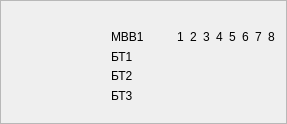
The window that kp_nix/framemvv.ui (eugene-pa/armdncqt) describes before a commit, drawn with Qt 5.
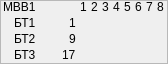
The same window after the commit. Icons and pictures are not drawn. Custom widgets are drawn as their Qt base class.

The edit to the form file:
```diff
--- a/kp_nix/framemvv.ui
+++ b/kp_nix/framemvv.ui
@@ -6,10 +6,22 @@
    <rect>
     <x>0</x>
     <y>0</y>
-    <width>287</width>
-    <height>124</height>
+    <width>168</width>
+    <height>64</height>
    </rect>
   </property>
+  <property name="sizePolicy">
+   <sizepolicy hsizetype="Fixed" vsizetype="Fixed">
+    <horstretch>0</horstretch>
+    <verstretch>0</verstretch>
+   </sizepolicy>
+  </property>
+  <property name="minimumSize">
+   <size>
+    <width>168</width>
+    <height>64</height>
+   </size>
+  </property>
   <property name="windowTitle">
    <string>Frame</string>
   </property>
@@ -19,176 +31,52 @@
   <property name="frameShadow">
    <enum>QFrame::Raised</enum>
   </property>
-  <widget class="QWidget" name="">
+  <widget class="QWidget" name="layoutWidget">
    <property name="geometry">
     <rect>
-     <x>111</x>
-     <y>30</y>
+     <x>0</x>
+     <y>0</y>
      <width>164</width>
-     <height>72</height>
+     <height>61</height>
     </rect>
    </property>
    <layout class="QGridLayout" name="gridLayout">
-    <item row="0" column="0">
-     <widget class="QLabel" name="label_9">
+    <property name="horizontalSpacing">
+     <number>4</number>
+    </property>
+    <property name="verticalSpacing">
+     <number>2</number>
+    </property>
+    <item row="0" column="0" alignment="Qt::AlignRight">
+     <widget class="QLabel" name="label_MVV">
       <property name="text">
        <string>МВВ1</string>
       </property>
      </widget>
     </item>
-    <item row="0" column="1">
-     <widget class="QLabel" name="label">
-      <property name="text">
-       <string>1</string>
-      </property>
-     </widget>
-    </item>
-    <item row="0" column="2">
-     <widget class="QLabel" name="label_2">
-      <property name="text">
-       <string>2</string>
-      </property>
-     </widget>
-    </item>
-    <item row="0" column="3">
-     <widget class="QLabel" name="label_3">
-      <property name="text">
-       <string>3</string>
-      </property>
-     </widget>
-    </item>
-    <item row="0" column="4">
-     <widget class="QLabel" name="label_4">
-      <property name="text">
-       <string>4</string>
-      </property>
-     </widget>
-    </item>
-    <item row="0" column="5">
-     <widget class="QLabel" name="label_5">
-      <property name="text">
-       <string>5</string>
-      </property>
-     </widget>
-    </item>
-    <item row="0" column="6">
-     <widget class="QLabel" name="label_6">
-      <property name="text">
-       <string>6</string>
-      </property>
-     </widget>
-    </item>
-    <item row="0" column="7">
+    <item row="0" column="8">
      <widget class="QLabel" name="label_7">
       <property name="text">
        <string>7</string>
       </property>
      </widget>
     </item>
-    <item row="0" column="8">
-     <widget class="QLabel" name="label_8">
-      <property name="text">
-       <string>8</string>
-      </property>
-     </widget>
-    </item>
-    <item row="1" column="0">
-     <widget class="QLabel" name="label_10">
+    <item row="1" column="0" alignment="Qt::AlignRight">
+     <widget class="QLabel" name="label_BT1">
       <property name="text">
        <string>БТ1</string>
       </property>
      </widget>
     </item>
-    <item row="1" column="1">
-     <widget class="QLabel" name="labe_M1">
-      <property name="sizePolicy">
-       <sizepolicy hsizetype="Fixed" vsizetype="Fixed">
-        <horstretch>0</horstretch>
-        <verstretch>0</verstretch>
-       </sizepolicy>
-      </property>
-      <property name="baseSize">
-       <size>
-        <width>11</width>
-        <height>11</height>
-       </size>
-      </property>
+    <item row="0" column="7">
+     <widget class="QLabel" name="label_6">
       <property name="text">
-       <string/>
-      </property>
-      <property name="pixmap">
-       <pixmap resource="images.qrc">:/images/images/box_grn.png</pixmap>
-      </property>
-     </widget>
-    </item>
-    <item row="1" column="2">
-     <widget class="QLabel" name="label_M2">
-      <property name="sizePolicy">
-       <sizepolicy hsizetype="Fixed" vsizetype="Fixed">
-        <horstretch>0</horstretch>
-        <verstretch>0</verstretch>
-       </sizepolicy>
-      </property>
-      <property name="baseSize">
-       <size>
-        <width>11</width>
-        <height>11</height>
-       </size>
-      </property>
-      <property name="text">
-       <string/>
-      </property>
-      <property name="pixmap">
-       <pixmap resource="images.qrc">:/images/images/box_grn.png</pixmap>
-      </property>
-     </widget>
-    </item>
-    <item row="1" column="3">
-     <widget class="QLabel" name="label_M3">
-      <property name="sizePolicy">
-       <sizepolicy hsizetype="Fixed" vsizetype="Fixed">
-        <horstretch>0</horstretch>
-        <verstretch>0</verstretch>
-       </sizepolicy>
-      </property>
-      <property name="baseSize">
-       <size>
-        <width>11</width>
-        <height>11</height>
-       </size>
-      </property>
-      <property name="text">
-       <string/>
-      </property>
-      <property name="pixmap">
-       <pixmap resource="images.qrc">:/images/images/box_grn.png</pixmap>
-      </property>
-     </widget>
-    </item>
-    <item row="1" column="4">
-     <widget class="QLabel" name="label_M4">
-      <property name="sizePolicy">
-       <sizepolicy hsizetype="Fixed" vsizetype="Fixed">
-        <horstretch>0</horstretch>
-        <verstretch>0</verstretch>
-       </sizepolicy>
-      </property>
-      <property name="baseSize">
-       <size>
-        <width>11</width>
-        <height>11</height>
-       </size>
-      </property>
-      <property name="text">
-       <string/>
-      </property>
-      <property name="pixmap">
-       <pixmap resource="images.qrc">:/images/images/box_grn.png</pixmap>
+       <string>6</string>
       </property>
      </widget>
     </item>
     <item row="1" column="5">
-     <widget class="QLabel" name="label_M5">
+     <widget class="QLed" name="label_M4">
       <property name="sizePolicy">
        <sizepolicy hsizetype="Fixed" vsizetype="Fixed">
         <horstretch>0</horstretch>
@@ -209,30 +97,15 @@
       </property>
      </widget>
     </item>
-    <item row="1" column="6">
-     <widget class="QLabel" name="label_M6">
-      <property name="sizePolicy">
-       <sizepolicy hsizetype="Fixed" vsizetype="Fixed">
-        <horstretch>0</horstretch>
-        <verstretch>0</verstretch>
-       </sizepolicy>
-      </property>
-      <property name="baseSize">
-       <size>
-        <width>11</width>
-        <height>11</height>
-       </size>
-      </property>
+    <item row="1" column="1" alignment="Qt::AlignRight">
+     <widget class="QLabel" name="label_BT1_beg">
       <property name="text">
-       <string/>
-      </property>
-      <property name="pixmap">
-       <pixmap resource="images.qrc">:/images/images/box_grn.png</pixmap>
+       <string>1</string>
       </property>
      </widget>
     </item>
     <item row="1" column="7">
-     <widget class="QLabel" name="label_M7">
+     <widget class="QLed" name="label_M6">
       <property name="sizePolicy">
        <sizepolicy hsizetype="Fixed" vsizetype="Fixed">
         <horstretch>0</horstretch>
@@ -253,8 +126,8 @@
       </property>
      </widget>
     </item>
-    <item row="1" column="8">
-     <widget class="QLabel" name="label_M8">
+    <item row="1" column="3">
+     <widget class="QLed" name="label_M2">
       <property name="sizePolicy">
        <sizepolicy hsizetype="Fixed" vsizetype="Fixed">
         <horstretch>0</horstretch>
@@ -275,15 +148,240 @@
       </property>
      </widget>
     </item>
-    <item row="2" column="0">
-     <widget class="QLabel" name="label_11">
+    <item row="1" column="9">
+     <widget class="QLed" name="label_M8">
+      <property name="sizePolicy">
+       <sizepolicy hsizetype="Fixed" vsizetype="Fixed">
+        <horstretch>0</horstretch>
+        <verstretch>0</verstretch>
+       </sizepolicy>
+      </property>
+      <property name="baseSize">
+       <size>
+        <width>11</width>
+        <height>11</height>
+       </size>
+      </property>
+      <property name="text">
+       <string/>
+      </property>
+      <property name="pixmap">
+       <pixmap resource="images.qrc">:/images/images/box_grn.png</pixmap>
+      </property>
+     </widget>
+    </item>
+    <item row="2" column="0" alignment="Qt::AlignRight">
+     <widget class="QLabel" name="label_BT2">
       <property name="text">
        <string>БТ2</string>
       </property>
      </widget>
     </item>
-    <item row="2" column="1">
-     <widget class="QLabel" name="labe_M9">
+    <item row="1" column="4">
+     <widget class="QLed" name="label_M3">
+      <property name="sizePolicy">
+       <sizepolicy hsizetype="Fixed" vsizetype="Fixed">
+        <horstretch>0</horstretch>
+        <verstretch>0</verstretch>
+       </sizepolicy>
+      </property>
+      <property name="baseSize">
+       <size>
+        <width>11</width>
+        <height>11</height>
+       </size>
+      </property>
+      <property name="text">
+       <string/>
+      </property>
+      <property name="pixmap">
+       <pixmap resource="images.qrc">:/images/images/box_grn.png</pixmap>
+      </property>
+     </widget>
+    </item>
+    <item row="0" column="5">
+     <widget class="QLabel" name="label_4">
+      <property name="text">
+       <string>4</string>
+      </property>
+     </widget>
+    </item>
+    <item row="1" column="2">
+     <widget class="QLed" name="label_M1">
+      <property name="sizePolicy">
+       <sizepolicy hsizetype="Fixed" vsizetype="Fixed">
+        <horstretch>0</horstretch>
+        <verstretch>0</verstretch>
+       </sizepolicy>
+      </property>
+      <property name="baseSize">
+       <size>
+        <width>11</width>
+        <height>11</height>
+       </size>
+      </property>
+      <property name="text">
+       <string/>
+      </property>
+      <property name="pixmap">
+       <pixmap resource="images.qrc">:/images/images/box_grn.png</pixmap>
+      </property>
+     </widget>
+    </item>
+    <item row="1" column="8">
+     <widget class="QLed" name="label_M7">
+      <property name="sizePolicy">
+       <sizepolicy hsizetype="Fixed" vsizetype="Fixed">
+        <horstretch>0</horstretch>
+        <verstretch>0</verstretch>
+       </sizepolicy>
+      </property>
+      <property name="baseSize">
+       <size>
+        <width>11</width>
+        <height>11</height>
+       </size>
+      </property>
+      <property name="text">
+       <string/>
+      </property>
+      <property name="pixmap">
+       <pixmap resource="images.qrc">:/images/images/box_grn.png</pixmap>
+      </property>
+     </widget>
+    </item>
+    <item row="2" column="1" alignment="Qt::AlignRight">
+     <widget class="QLabel" name="label_BT2_beg">
+      <property name="text">
+       <string>9</string>
+      </property>
+     </widget>
+    </item>
+    <item row="0" column="9">
+     <widget class="QLabel" name="label_8">
+      <property name="text">
+       <string>8</string>
+      </property>
+     </widget>
+    </item>
+    <item row="1" column="6">
+     <widget class="QLed" name="label_M5">
+      <property name="sizePolicy">
+       <sizepolicy hsizetype="Fixed" vsizetype="Fixed">
+        <horstretch>0</horstretch>
+        <verstretch>0</verstretch>
+       </sizepolicy>
+      </property>
+      <property name="baseSize">
+       <size>
+        <width>11</width>
+        <height>11</height>
+       </size>
+      </property>
+      <property name="text">
+       <string/>
+      </property>
+      <property name="pixmap">
+       <pixmap resource="images.qrc">:/images/images/box_grn.png</pixmap>
+      </property>
+     </widget>
+    </item>
+    <item row="0" column="3">
+     <widget class="QLabel" name="label_2">
+      <property name="text">
+       <string>2</string>
+      </property>
+     </widget>
+    </item>
+    <item row="0" column="4">
+     <widget class="QLabel" name="label_3">
+      <property name="text">
+       <string>3</string>
+      </property>
+     </widget>
+    </item>
+    <item row="0" column="6">
+     <widget class="QLabel" name="label_5">
+      <property name="text">
+       <string>5</string>
+      </property>
+     </widget>
+    </item>
+    <item row="0" column="2">
+     <widget class="QLabel" name="label">
+      <property name="text">
+       <string>1</string>
+      </property>
+     </widget>
+    </item>
+    <item row="3" column="5">
+     <widget class="QLed" name="label_M20">
+      <property name="sizePolicy">
+       <sizepolicy hsizetype="Fixed" vsizetype="Fixed">
+        <horstretch>0</horstretch>
+        <verstretch>0</verstretch>
+       </sizepolicy>
+      </property>
+      <property name="baseSize">
+       <size>
+        <width>11</width>
+        <height>11</height>
+       </size>
+      </property>
+      <property name="text">
+       <string/>
+      </property>
+      <property name="pixmap">
+       <pixmap resource="images.qrc">:/images/images/box_grn.png</pixmap>
+      </property>
+     </widget>
+    </item>
+    <item row="3" column="4">
+     <widget class="QLed" name="label_M19">
+      <property name="sizePolicy">
+       <sizepolicy hsizetype="Fixed" vsizetype="Fixed">
+        <horstretch>0</horstretch>
+        <verstretch>0</verstretch>
+       </sizepolicy>
+      </property>
+      <property name="baseSize">
+       <size>
+        <width>11</width>
+        <height>11</height>
+       </size>
+      </property>
+      <property name="text">
+       <string/>
+      </property>
+      <property name="pixmap">
+       <pixmap resource="images.qrc">:/images/images/box_grn.png</pixmap>
+      </property>
+     </widget>
+    </item>
+    <item row="3" column="6">
+     <widget class="QLed" name="label_M21">
+      <property name="sizePolicy">
+       <sizepolicy hsizetype="Fixed" vsizetype="Fixed">
+        <horstretch>0</horstretch>
+        <verstretch>0</verstretch>
+       </sizepolicy>
+      </property>
+      <property name="baseSize">
+       <size>
+        <width>11</width>
+        <height>11</height>
+       </size>
+      </property>
+      <property name="text">
+       <string/>
+      </property>
+      <property name="pixmap">
+       <pixmap resource="images.qrc">:/images/images/box_grn.png</pixmap>
+      </property>
+     </widget>
+    </item>
+    <item row="3" column="8">
+     <widget class="QLed" name="label_M23">
       <property name="sizePolicy">
        <sizepolicy hsizetype="Fixed" vsizetype="Fixed">
         <horstretch>0</horstretch>
@@ -305,73 +403,7 @@
      </widget>
     </item>
     <item row="2" column="2">
-     <widget class="QLabel" name="label_M10">
-      <property name="sizePolicy">
-       <sizepolicy hsizetype="Fixed" vsizetype="Fixed">
-        <horstretch>0</horstretch>
-        <verstretch>0</verstretch>
-       </sizepolicy>
-      </property>
-      <property name="baseSize">
-       <size>
-        <width>11</width>
-        <height>11</height>
-       </size>
-      </property>
-      <property name="text">
-       <string/>
-      </property>
-      <property name="pixmap">
-       <pixmap resource="images.qrc">:/images/images/box_grn.png</pixmap>
-      </property>
-     </widget>
-    </item>
-    <item row="2" column="3">
-     <widget class="QLabel" name="label_M11">
-      <property name="sizePolicy">
-       <sizepolicy hsizetype="Fixed" vsizetype="Fixed">
-        <horstretch>0</horstretch>
-        <verstretch>0</verstretch>
-       </sizepolicy>
-      </property>
-      <property name="baseSize">
-       <size>
-        <width>11</width>
-        <height>11</height>
-       </size>
-      </property>
-      <property name="text">
-       <string/>
-      </property>
-      <property name="pixmap">
-       <pixmap resource="images.qrc">:/images/images/box_grn.png</pixmap>
-      </property>
-     </widget>
-    </item>
-    <item row="2" column="4">
-     <widget class="QLabel" name="label_M12">
-      <property name="sizePolicy">
-       <sizepolicy hsizetype="Fixed" vsizetype="Fixed">
-        <horstretch>0</horstretch>
-        <verstretch>0</verstretch>
-       </sizepolicy>
-      </property>
-      <property name="baseSize">
-       <size>
-        <width>11</width>
-        <height>11</height>
-       </size>
-      </property>
-      <property name="text">
-       <string/>
-      </property>
-      <property name="pixmap">
-       <pixmap resource="images.qrc">:/images/images/box_grn.png</pixmap>
-      </property>
-     </widget>
-    </item>
-    <item row="2" column="5">
-     <widget class="QLabel" name="label_M13">
+     <widget class="QLed" name="label_M9">
       <property name="sizePolicy">
        <sizepolicy hsizetype="Fixed" vsizetype="Fixed">
         <horstretch>0</horstretch>
@@ -393,7 +425,7 @@
      </widget>
     </item>
     <item row="2" column="6">
-     <widget class="QLabel" name="label_M14">
+     <widget class="QLed" name="label_M13">
       <property name="sizePolicy">
        <sizepolicy hsizetype="Fixed" vsizetype="Fixed">
         <horstretch>0</horstretch>
@@ -414,8 +446,118 @@
       </property>
      </widget>
     </item>
-    <item row="2" column="7">
-     <widget class="QLabel" name="label_M15">
+    <item row="3" column="7">
+     <widget class="QLed" name="label_M22">
+      <property name="sizePolicy">
+       <sizepolicy hsizetype="Fixed" vsizetype="Fixed">
+        <horstretch>0</horstretch>
+        <verstretch>0</verstretch>
+       </sizepolicy>
+      </property>
+      <property name="baseSize">
+       <size>
+        <width>11</width>
+        <height>11</height>
+       </size>
+      </property>
+      <property name="text">
+       <string/>
+      </property>
+      <property name="pixmap">
+       <pixmap resource="images.qrc">:/images/images/box_grn.png</pixmap>
+      </property>
+     </widget>
+    </item>
+    <item row="2" column="4">
+     <widget class="QLed" name="label_M11">
+      <property name="sizePolicy">
+       <sizepolicy hsizetype="Fixed" vsizetype="Fixed">
+        <horstretch>0</horstretch>
+        <verstretch>0</verstretch>
+       </sizepolicy>
+      </property>
+      <property name="baseSize">
+       <size>
+        <width>11</width>
+        <height>11</height>
+       </size>
+      </property>
+      <property name="text">
+       <string/>
+      </property>
+      <property name="pixmap">
+       <pixmap resource="images.qrc">:/images/images/box_grn.png</pixmap>
+      </property>
+     </widget>
+    </item>
+    <item row="2" column="9">
+     <widget class="QLed" name="label_M16">
+      <property name="sizePolicy">
+       <sizepolicy hsizetype="Fixed" vsizetype="Fixed">
+        <horstretch>0</horstretch>
+        <verstretch>0</verstretch>
+       </sizepolicy>
+      </property>
+      <property name="baseSize">
+       <size>
+        <width>11</width>
+        <height>11</height>
+       </size>
+      </property>
+      <property name="text">
+       <string/>
+      </property>
+      <property name="pixmap">
+       <pixmap resource="images.qrc">:/images/images/box_grn.png</pixmap>
+      </property>
+     </widget>
+    </item>
+    <item row="3" column="9">
+     <widget class="QLed" name="label_M24">
+      <property name="sizePolicy">
+       <sizepolicy hsizetype="Fixed" vsizetype="Fixed">
+        <horstretch>0</horstretch>
+        <verstretch>0</verstretch>
+       </sizepolicy>
+      </property>
+      <property name="baseSize">
+       <size>
+        <width>11</width>
+        <height>11</height>
+       </size>
+      </property>
+      <property name="text">
+       <string/>
+      </property>
+      <property name="pixmap">
+       <pixmap resource="images.qrc">:/images/images/box_grn.png</pixmap>
+      </property>
+     </widget>
+    </item>
+    <item row="3" column="2">
+     <widget class="QLed" name="label_M17">
+      <property name="sizePolicy">
+       <sizepolicy hsizetype="Fixed" vsizetype="Fixed">
+        <horstretch>0</horstretch>
+        <verstretch>0</verstretch>
+       </sizepolicy>
+      </property>
+      <property name="baseSize">
+       <size>
+        <width>11</width>
+        <height>11</height>
+       </size>
+      </property>
+      <property name="text">
+       <string/>
+      </property>
+      <property name="pixmap">
+       <pixmap resource="images.qrc">:/images/images/box_grn.png</pixmap>
+      </property>
+     </widget>
+    </item>
+    <item row="2" column="3">
+     <widget class="QLed" name="label_M10">
       <property name="sizePolicy">
        <sizepolicy hsizetype="Fixed" vsizetype="Fixed">
         <horstretch>0</horstretch>
@@ -437,7 +579,7 @@
      </widget>
     </item>
     <item row="2" column="8">
-     <widget class="QLabel" name="label_M16">
+     <widget class="QLed" name="label_M15">
       <property name="sizePolicy">
        <sizepolicy hsizetype="Fixed" vsizetype="Fixed">
         <horstretch>0</horstretch>
@@ -458,59 +600,22 @@
       </property>
      </widget>
     </item>
-    <item row="3" column="0">
-     <widget class="QLabel" name="label_12">
+    <item row="3" column="0" alignment="Qt::AlignRight">
+     <widget class="QLabel" name="label_BT3">
       <property name="text">
        <string>БТ3</string>
       </property>
      </widget>
     </item>
-    <item row="3" column="1">
-     <widget class="QLabel" name="labe_M1_2">
-      <property name="sizePolicy">
-       <sizepolicy hsizetype="Fixed" vsizetype="Fixed">
-        <horstretch>0</horstretch>
-        <verstretch>0</verstretch>
-       </sizepolicy>
-      </property>
-      <property name="baseSize">
-       <size>
-        <width>11</width>
-        <height>11</height>
-       </size>
-      </property>
+    <item row="3" column="1" alignment="Qt::AlignRight">
+     <widget class="QLabel" name="label_BT3_beg">
       <property name="text">
-       <string/>
-      </property>
-      <property name="pixmap">
-       <pixmap resource="images.qrc">:/images/images/box_grn.png</pixmap>
-      </property>
-     </widget>
-    </item>
-    <item row="3" column="2">
-     <widget class="QLabel" name="label_M2_2">
-      <property name="sizePolicy">
-       <sizepolicy hsizetype="Fixed" vsizetype="Fixed">
-        <horstretch>0</horstretch>
-        <verstretch>0</verstretch>
-       </sizepolicy>
-      </property>
-      <property name="baseSize">
-       <size>
-        <width>11</width>
-        <height>11</height>
-       </size>
-      </property>
-      <property name="text">
-       <string/>
-      </property>
-      <property name="pixmap">
-       <pixmap resource="images.qrc">:/images/images/box_grn.png</pixmap>
+       <string>17</string>
       </property>
      </widget>
     </item>
     <item row="3" column="3">
-     <widget class="QLabel" name="label_M3_2">
+     <widget class="QLed" name="label_M18">
       <property name="sizePolicy">
        <sizepolicy hsizetype="Fixed" vsizetype="Fixed">
         <horstretch>0</horstretch>
@@ -531,8 +636,8 @@
       </property>
      </widget>
     </item>
-    <item row="3" column="4">
-     <widget class="QLabel" name="label_M4_2">
+    <item row="2" column="7">
+     <widget class="QLed" name="label_M14">
       <property name="sizePolicy">
        <sizepolicy hsizetype="Fixed" vsizetype="Fixed">
         <horstretch>0</horstretch>
@@ -553,74 +658,8 @@
       </property>
      </widget>
     </item>
-    <item row="3" column="5">
-     <widget class="QLabel" name="label_M5_2">
-      <property name="sizePolicy">
-       <sizepolicy hsizetype="Fixed" vsizetype="Fixed">
-        <horstretch>0</horstretch>
-        <verstretch>0</verstretch>
-       </sizepolicy>
-      </property>
-      <property name="baseSize">
-       <size>
-        <width>11</width>
-        <height>11</height>
-       </size>
-      </property>
-      <property name="text">
-       <string/>
-      </property>
-      <property name="pixmap">
-       <pixmap resource="images.qrc">:/images/images/box_grn.png</pixmap>
-      </property>
-     </widget>
-    </item>
-    <item row="3" column="6">
-     <widget class="QLabel" name="label_M6_2">
-      <property name="sizePolicy">
-       <sizepolicy hsizetype="Fixed" vsizetype="Fixed">
-        <horstretch>0</horstretch>
-        <verstretch>0</verstretch>
-       </sizepolicy>
-      </property>
-      <property name="baseSize">
-       <size>
-        <width>11</width>
-        <height>11</height>
-       </size>
-      </property>
-      <property name="text">
-       <string/>
-      </property>
-      <property name="pixmap">
-       <pixmap resource="images.qrc">:/images/images/box_grn.png</pixmap>
-      </property>
-     </widget>
-    </item>
-    <item row="3" column="7">
-     <widget class="QLabel" name="label_M7_2">
-      <property name="sizePolicy">
-       <sizepolicy hsizetype="Fixed" vsizetype="Fixed">
-        <horstretch>0</horstretch>
-        <verstretch>0</verstretch>
-       </sizepolicy>
-      </property>
-      <property name="baseSize">
-       <size>
-        <width>11</width>
-        <height>11</height>
-       </size>
-      </property>
-      <property name="text">
-       <string/>
-      </property>
-      <property name="pixmap">
-       <pixmap resource="images.qrc">:/images/images/box_grn.png</pixmap>
-      </property>
-     </widget>
-    </item>
-    <item row="3" column="8">
-     <widget class="QLabel" name="label_M8_2">
+    <item row="2" column="5">
+     <widget class="QLed" name="label_M12">
       <property name="sizePolicy">
        <sizepolicy hsizetype="Fixed" vsizetype="Fixed">
         <horstretch>0</horstretch>
@@ -644,6 +683,13 @@
    </layout>
   </widget>
  </widget>
+ <customwidgets>
+  <customwidget>
+   <class>QLed</class>
+   <extends>QLabel</extends>
+   <header>qled.h</header>
+  </customwidget>
+ </customwidgets>
  <resources>
   <include location="images.qrc"/>
  </resources>
```
